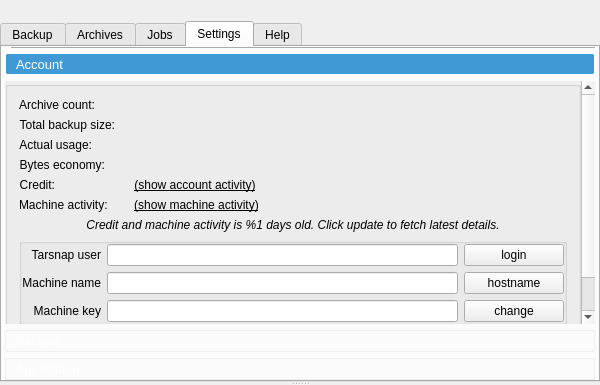
This is forms/mainwindow.ui in Tarsnap/tarsnap-gui as Qt 5 draws it before an edit; both pictures show x 0 to 600 and y 0 to 385 of the 600 by 600 pixel window. The edited form follows.
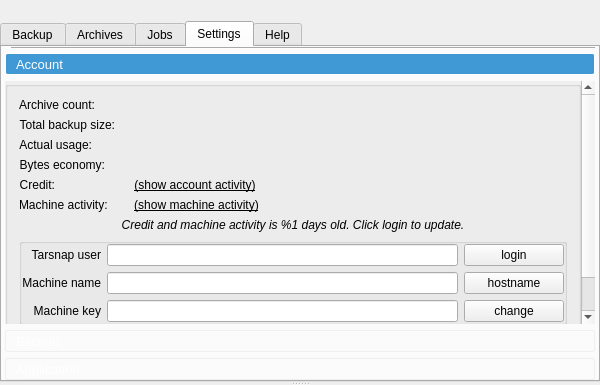
This is the edited form. The open tabs and pages were chosen to show the change. Icons and pictures are not drawn. Custom widgets are drawn as their Qt base class.

Commit message: Text adjustment for obsolete acct. details label.

Diff of the .ui file:
```diff
--- a/forms/mainwindow.ui
+++ b/forms/mainwindow.ui
@@ -1314,7 +1314,7 @@
                        <string>Displayed credit might be out of date, click login button to fetch latest account details</string>
                       </property>
                       <property name="text">
-                       <string>Credit and machine activity is %1 days old. Click update to fetch latest details.</string>
+                       <string>Credit and machine activity is %1 days old. Click login to update.</string>
                       </property>
                       <property name="alignment">
                        <set>Qt::AlignCenter</set>
```
Left out of the diff: 2 changed lines with no effect on the pictures.
